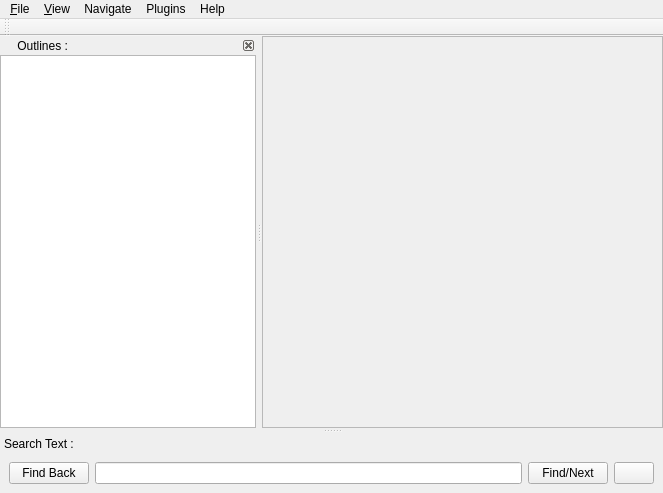
The window that data/mainwindow.ui (ksharindam/gospel-pdf-viewer) describes before a commit, drawn with Qt 5.
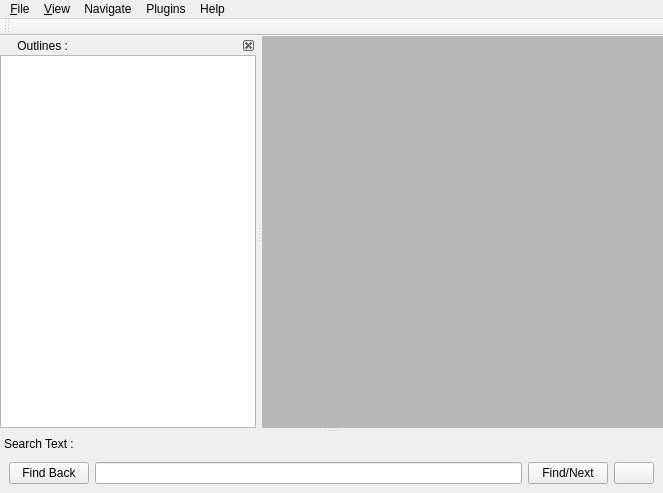
The same window after the commit. Icons and pictures are not drawn.

Diff of the .ui file:
```diff
--- a/data/mainwindow.ui
+++ b/data/mainwindow.ui
@@ -36,7 +36,10 @@
          <height>373</height>
         </rect>
        </property>
-       <layout class="QHBoxLayout" name="horizontalLayout_2">
+       <property name="styleSheet">
+        <string notr="true">background-color: #b8b8b8;</string>
+       </property>
+       <layout class="QHBoxLayout" name="scrollLayout">
         <property name="margin">
          <number>0</number>
         </property>
```
Left out of the diff: 19 changed lines with no effect on the pictures.
